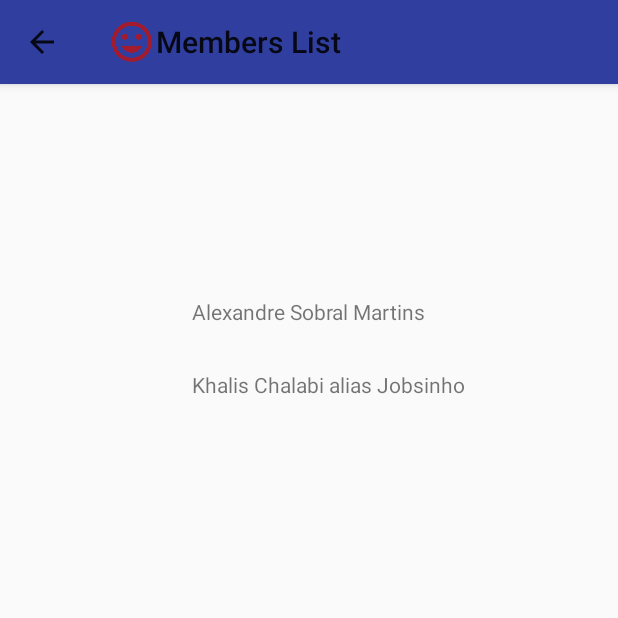
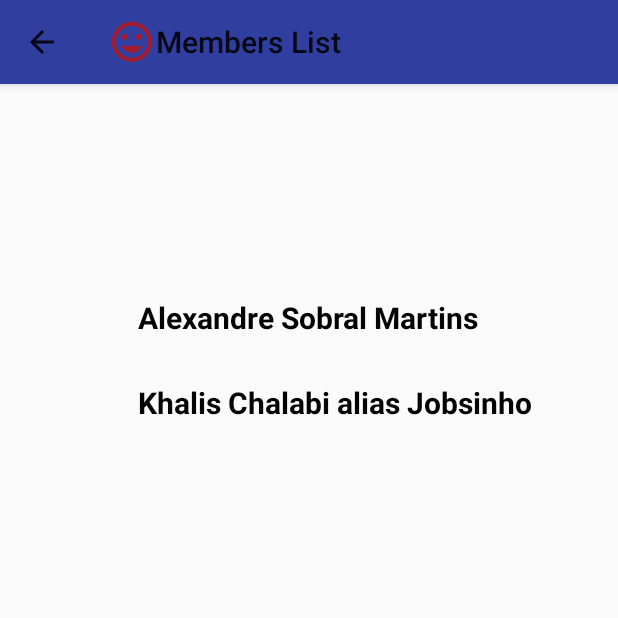
Before and after one commit to sobral-a/android-mti, an Android app: the PagerActivity screen opened directly, with no data from a screen before it, after a tap on "Group Members", on a phone screen of 412 x 824 dp, the top half of it. Run offline under Robolectric (Android 15) with nearby library versions, the phone set to English and light mode, and no system bars.

```diff
--- a/app/src/main/java/com/epita/mti/velibapp/PagerActivity.java
+++ b/app/src/main/java/com/epita/mti/velibapp/PagerActivity.java
@@ -85,7 +85,7 @@ public class PagerActivity extends AppCompatActivity
 
     private void displayMembers()
     {
-        Intent displayMembers = new Intent(PagerActivity.this, MembersListActivity.class);
+        Intent displayMembers = new Intent(PagerActivity.this, PagerMembersListActivity.class);
         startActivity(displayMembers);
     }
 
--- /dev/null
+++ b/app/src/main/java/com/epita/mti/velibapp/PagerMembersListActivity.java
@@ -0,0 +1,35 @@
+package com.epita.mti.velibapp;
+
+import android.os.Bundle;
+import android.support.v7.app.ActionBar;
+import android.support.v7.app.AppCompatActivity;
+import android.support.v7.widget.Toolbar;
+
+/**
+ * Created by alexa on 22/05/2017.
+ */
+
+public class PagerMembersListActivity extends AppCompatActivity
+{
+
+    @Override
+    protected void onCreate(Bundle savedInstanceState)
+    {
+        super.onCreate(savedInstanceState);
+        setContentView(R.layout.list_members_activity);
+
+        Toolbar childToolbar = (Toolbar) findViewById(R.id.members_list_toolbar);
+        if (childToolbar != null)
+        {
+            childToolbar.setTitle("Members List");
+            childToolbar.setLogo(R.drawable.people);
+            setSupportActionBar(childToolbar);
+        }
+
+        ActionBar ab = getSupportActionBar();
+        if (ab != null)
+        {
+            ab.setDisplayHomeAsUpEnabled(true);
+        }
+    }
+}
--- a/app/src/main/res/layout/fragment_list.xml
+++ b/app/src/main/res/layout/fragment_list.xml
@@ -7,7 +7,7 @@
              android:id="@+id/FragmentFrameLayout">
 
             <android.support.v7.widget.RecyclerView
-                android:layout_marginTop="15dp"
+                android:layout_marginTop="70dp"
                 android:id="@+id/myRecycleView"
                 android:layout_width="match_parent"
                 android:layout_height="match_parent"/>
--- a/app/src/main/res/layout/list_members_activity.xml
+++ b/app/src/main/res/layout/list_members_activity.xml
@@ -23,6 +23,9 @@
         android:layout_below="@+id/members_list_toolbar"
         android:layout_centerHorizontal="true"
         android:layout_marginTop="142dp"
+        android:textSize="20sp"
+        android:textStyle="bold"
+        android:textColor="#040404"
         android:text="Alexandre Sobral Martins"/>
 
     <TextView
@@ -33,6 +36,9 @@
         android:layout_alignStart="@+id/textView2"
         android:layout_below="@+id/textView2"
         android:layout_marginTop="29dp"
+        android:textSize="20sp"
+        android:textStyle="bold"
+        android:textColor="#040404"
         android:text="Khalis Chalabi alias Jobsinho"/>
 
 
```
Also changed, not shown: app/src/main/AndroidManifest.xml (+10 -1 lines), app/src/main/java/com/epita/mti/velibapp/PlaceholderFragment.java (+6 -1 lines).
